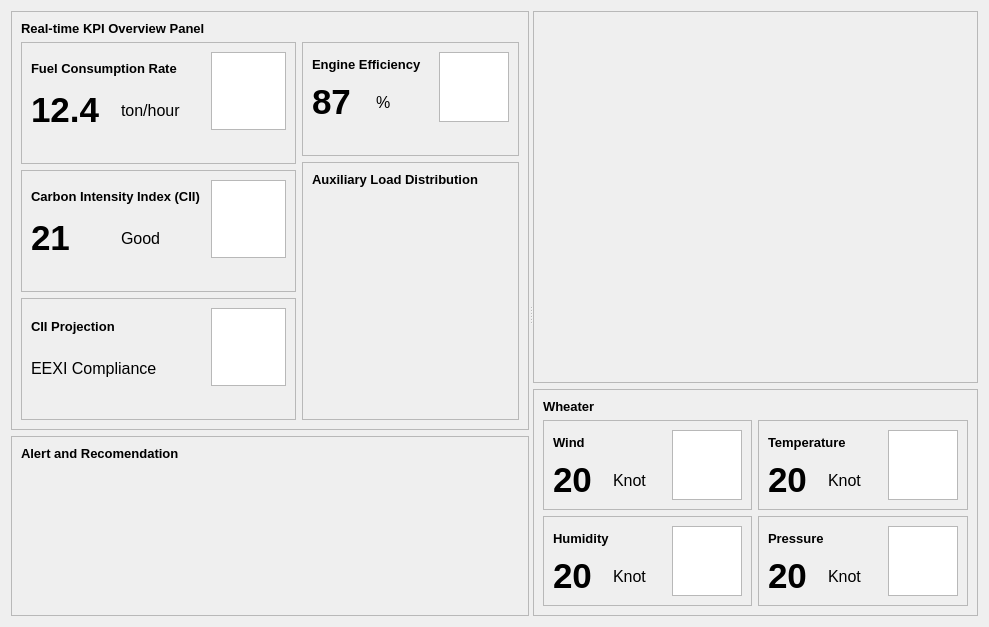
Qt form src/ui/Pages/DashboardPage.ui (alviansm/S-Core) before a commit.
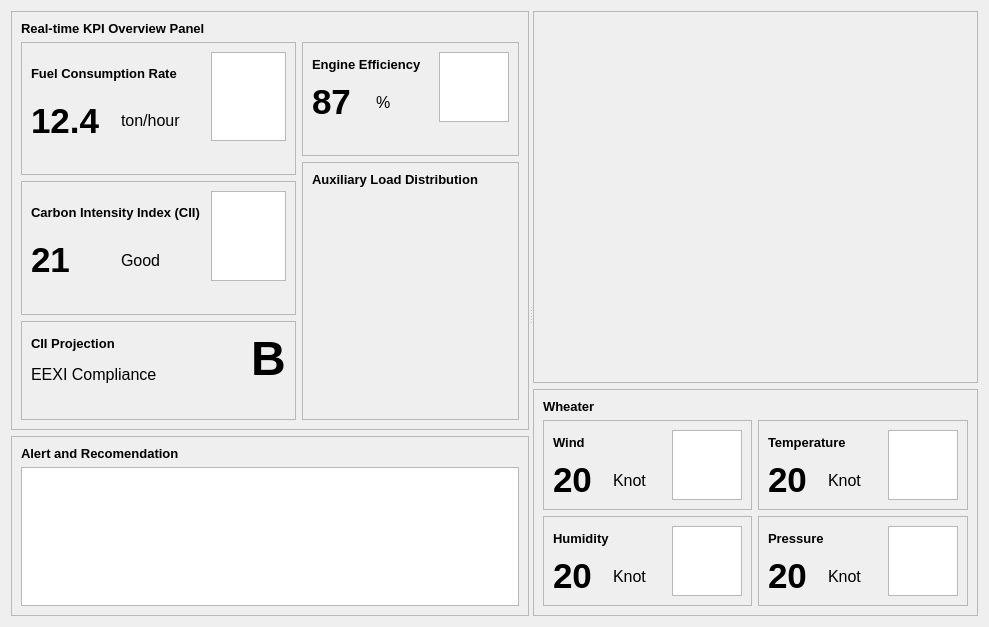
The same form after that commit.

Patch:
```diff
--- a/src/ui/Pages/DashboardPage.ui
+++ b/src/ui/Pages/DashboardPage.ui
@@ -19,7 +19,7 @@
      <property name="orientation">
       <enum>Qt::Orientation::Horizontal</enum>
      </property>
-     <widget class="QWidget" name="">
+     <widget class="QWidget" name="layoutWidget">
       <layout class="QVBoxLayout" name="verticalLayout_29" stretch="7,3">
        <item>
         <widget class="QFrame" name="frame_9">
@@ -307,7 +307,7 @@
                  <item>
                   <layout class="QVBoxLayout" name="verticalLayout_19">
                    <item>
-                    <layout class="QHBoxLayout" name="horizontalLayout_12" stretch="7,3">
+                    <layout class="QHBoxLayout" name="horizontalLayout_12" stretch="7,0">
                      <item>
                       <layout class="QVBoxLayout" name="verticalLayout_20">
                        <item>
@@ -342,7 +342,17 @@
                       </layout>
                      </item>
                      <item>
-                      <widget class="QGraphicsView" name="graphicsViewCIIProjection"/>
+                      <widget class="QLabel" name="ciiProjection">
+                       <property name="font">
+                        <font>
+                         <pointsize>36</pointsize>
+                         <bold>true</bold>
+                        </font>
+                       </property>
+                       <property name="text">
+                        <string>B</string>
+                       </property>
+                      </widget>
                      </item>
                     </layout>
                    </item>
@@ -406,6 +416,19 @@
                 </layout>
                </widget>
               </item>
+              <item>
+               <spacer name="verticalSpacer">
+                <property name="orientation">
+                 <enum>Qt::Orientation::Vertical</enum>
+                </property>
+                <property name="sizeHint" stdset="0">
+                 <size>
+                  <width>20</width>
+                  <height>40</height>
+                 </size>
+                </property>
+               </spacer>
+              </item>
              </layout>
             </item>
             <item>
@@ -577,7 +600,7 @@
          <property name="frameShadow">
           <enum>QFrame::Shadow::Raised</enum>
          </property>
-         <layout class="QVBoxLayout" name="verticalLayout_7" stretch="0,12">
+         <layout class="QVBoxLayout" name="verticalLayout_7" stretch="0,10">
           <item>
            <widget class="QLabel" name="label_16">
             <property name="font">
@@ -592,14 +615,14 @@
            </widget>
           </item>
           <item>
-           <widget class="QWidget" name="widget_3" native="true"/>
+           <widget class="QListWidget" name="listWidget"/>
           </item>
          </layout>
         </widget>
        </item>
       </layout>
      </widget>
-     <widget class="QWidget" name="">
+     <widget class="QWidget" name="layoutWidget">
       <layout class="QVBoxLayout" name="verticalLayout_30" stretch="7,3">
        <item>
         <widget class="QFrame" name="frame_13">
```
Left out of the diff: 14 changed lines with no effect on the pictures.
